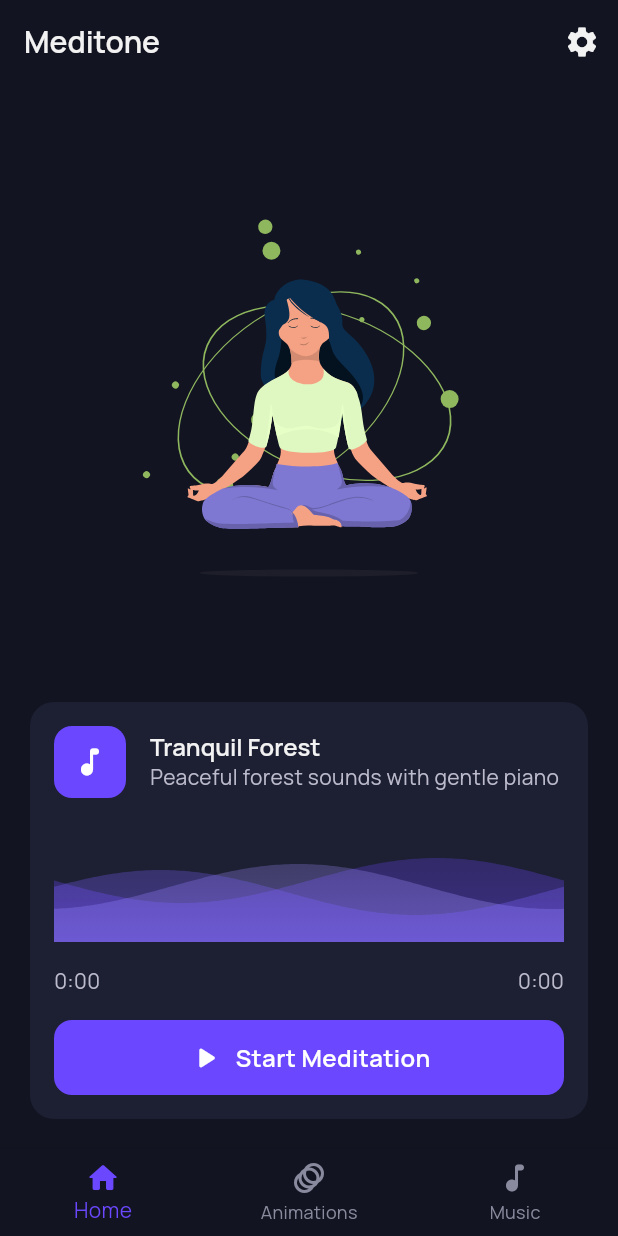
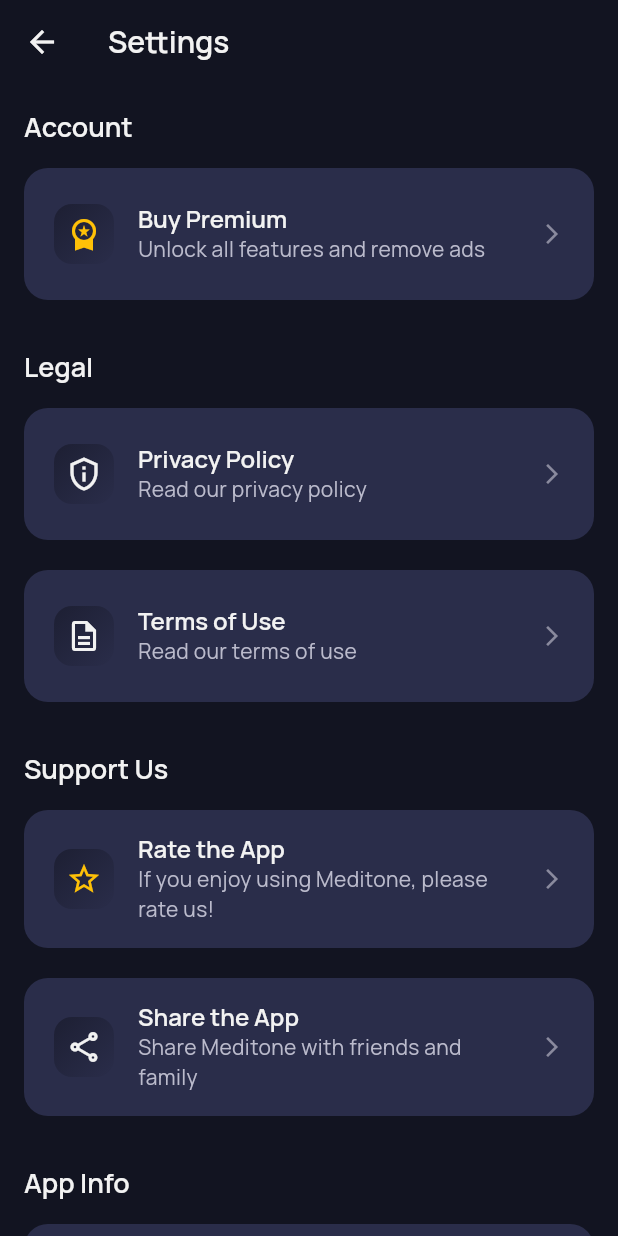
Before and after one commit to s0urav-hald3r/meditone, a Flutter app: the screen it shows after launch, after a tap on the "settings" icon, on a phone screen of 412 x 824 dp. Run offline on Flutter 3.47's test engine with Material 3 defaults, Android fonts, the phone set to English and light mode, and no system bars; drawn by our look-alikes of wave; our stand-ins replace blur, get, just_audio, lottie, share_plus.

Commit message:
Add settings screen with functionality for sharing the app and viewing legal information. Updated dependencies for URL launching and sharing features in pubspec.yaml and Podfile.lock.

```diff
--- a/lib/screens/main_screen.dart
+++ b/lib/screens/main_screen.dart
@@ -2,6 +2,7 @@ import 'package:flutter/material.dart';
 import 'package:meditone/screens/animations_screen.dart';
 import 'package:meditone/screens/home_screen.dart';
 import 'package:meditone/screens/music_screen.dart';
+import 'package:meditone/screens/settings_screen.dart';
 import 'package:meditone/themes/app_theme.dart';
 
 class MainScreen extends StatefulWidget {
@@ -36,7 +37,12 @@ class _MainScreenState extends State<MainScreen> {
         actions: [
           IconButton(
             icon: const Icon(Icons.settings),
-            onPressed: () {},
+            onPressed: () {
+              Navigator.push(
+                context,
+                MaterialPageRoute(builder: (context) => const SettingsScreen()),
+              );
+            },
           ),
         ],
       ),
--- /dev/null
+++ b/lib/screens/settings_screen.dart
@@ -0,0 +1,197 @@
+import 'package:flutter/material.dart';
+import 'package:flutter/services.dart';
+import 'package:meditone/themes/app_theme.dart';
+import 'package:url_launcher/url_launcher.dart';
+import 'package:share_plus/share_plus.dart';
+
+class SettingsScreen extends StatelessWidget {
+  const SettingsScreen({super.key});
+
+  @override
+  Widget build(BuildContext context) {
+    return Scaffold(
+      backgroundColor: AppTheme.backgroundColor,
+      appBar: AppBar(
+        title: const Text('Settings'),
+        backgroundColor: AppTheme.backgroundColor,
+        elevation: 0,
+      ),
+      body: SingleChildScrollView(
+        padding: const EdgeInsets.all(16.0),
+        child: Column(
+          crossAxisAlignment: CrossAxisAlignment.start,
+          children: [
+            Text(
+              'Account',
+              style: Theme.of(context).textTheme.headlineSmall,
+            ),
+            const SizedBox(height: 16),
+            _buildSettingsCard(
+              context,
+              title: 'Buy Premium',
+              subtitle: 'Unlock all features and remove ads',
+              icon: Icons.workspace_premium,
+              iconColor: Colors.amber,
+              onTap: () {
+                // Premium purchase logic
+                _showComingSoonDialog(context, 'Premium');
+              },
+            ),
+            const SizedBox(height: 24),
+            Text(
+              'Legal',
+              style: Theme.of(context).textTheme.headlineSmall,
+            ),
+            const SizedBox(height: 16),
+            _buildSettingsCard(
+              context,
+              title: 'Privacy Policy',
+              subtitle: 'Read our privacy policy',
+              icon: Icons.privacy_tip_outlined,
+              onTap: () {
+                _launchURL('https://example.com/privacy-policy');
+              },
+            ),
+            const SizedBox(height: 12),
+            _buildSettingsCard(
+              context,
+              title: 'Terms of Use',
+              subtitle: 'Read our terms of use',
+              icon: Icons.description_outlined,
+              onTap: () {
+                _launchURL('https://example.com/terms-of-use');
+              },
+            ),
+            const SizedBox(height: 24),
+            Text(
+              'Support Us',
+              style: Theme.of(context).textTheme.headlineSmall,
+            ),
+            const SizedBox(height: 16),
+            _buildSettingsCard(
+              context,
+              title: 'Rate the App',
+              subtitle: 'If you enjoy using Meditone, please rate us!',
+              icon: Icons.star_outline,
+              iconColor: Colors.amber,
+              onTap: () {
+                // Open app store rating page
+                _launchURL(
+                    'https://play.google.com/store/apps/details?id=studio.meditone.app');
+              },
+            ),
+            const SizedBox(height: 12),
+            _buildSettingsCard(
+              context,
+              title: 'Share the App',
+              subtitle: 'Share Meditone with friends and family',
+              icon: Icons.share_outlined,
+              onTap: () {
+                _shareApp();
+              },
+            ),
+            const SizedBox(height: 24),
+            Text(
+              'App Info',
+              style: Theme.of(context).textTheme.headlineSmall,
+            ),
+            const SizedBox(height: 16),
+            _buildSettingsCard(
+              context,
+              title: 'Version',
+              subtitle: '1.0.0',
+              icon: Icons.info_outline,
+              onTap: null,
+            ),
+          ],
+        ),
+      ),
+    );
+  }
+
+  Widget _buildSettingsCard(
+    BuildContext context, {
+    required String title,
+    required String subtitle,
+    required IconData icon,
+    Color? iconColor,
+    VoidCallback? onTap,
+  }) {
+    return Card(
+      margin: const EdgeInsets.only(bottom: 8),
+      shape: RoundedRectangleBorder(
+        borderRadius: BorderRadius.circular(16),
+      ),
+      color: AppTheme.cardColor,
+      child: ListTile(
+        contentPadding: const EdgeInsets.symmetric(horizontal: 20, vertical: 8),
+        leading: Container(
+          padding: const EdgeInsets.all(8),
+          decoration: BoxDecoration(
+            gradient: AppTheme.surfaceGradient,
+            borderRadius: BorderRadius.circular(12),
+          ),
+          child: Icon(
+            icon,
+            color: iconColor ?? AppTheme.textPrimaryColor,
+            size: 24,
+          ),
+        ),
+        title: Text(
+          title,
+          style: Theme.of(context).textTheme.titleLarge,
+        ),
+        subtitle: Text(
+          subtitle,
+          style: Theme.of(context).textTheme.bodyMedium,
+        ),
+        trailing: onTap != null
+            ? const Icon(
+                Icons.arrow_forward_ios,
+                size: 16,
+                color: AppTheme.textTertiaryColor,
+              )
+            : null,
+        onTap: onTap,
+      ),
+    );
+  }
+
+  Future<void> _launchURL(String url) async {
+    final Uri uri = Uri.parse(url);
+    try {
+      await launchUrl(uri, mode: LaunchMode.externalApplication);
+    } catch (e) {
+      debugPrint('Could not launch $url: $e');
+    }
+  }
+
+  void _shareApp() {
+    Share.share(
+      'Check out Meditone, the best meditation app! https://example.com/meditone',
+      subject: 'Try Meditone App',
+    );
+  }
+
+  void _showComingSoonDialog(BuildContext context, String feature) {
+    showDialog(
+      context: context,
+      builder: (context) => AlertDialog(
+        backgroundColor: AppTheme.surfaceColor,
+        title: Text('Coming Soon',
+            style: Theme.of(context).textTheme.headlineSmall),
+        content: Text(
+          '$feature will be available soon!',
+          style: Theme.of(context).textTheme.bodyMedium,
+        ),
+        actions: [
+          TextButton(
+            onPressed: () => Navigator.pop(context),
+            child: const Text('OK',
+                style: TextStyle(color: AppTheme.primaryColor)),
+          ),
+        ],
+      ),
+    );
+  }
+}
--- a/pubspec.yaml
+++ b/pubspec.yaml
@@ -53,6 +53,12 @@ dependencies:
   # Blur effect
   blur: ^3.1.0
 
+  # URL launcher for opening links
+  url_launcher: ^6.2.5
+
+  # Share functionality
+  share_plus: ^7.2.2
+
 dev_dependencies:
   flutter_test:
     sdk: flutter
```
Also changed, not shown: pubspec.lock, 1 other file.
